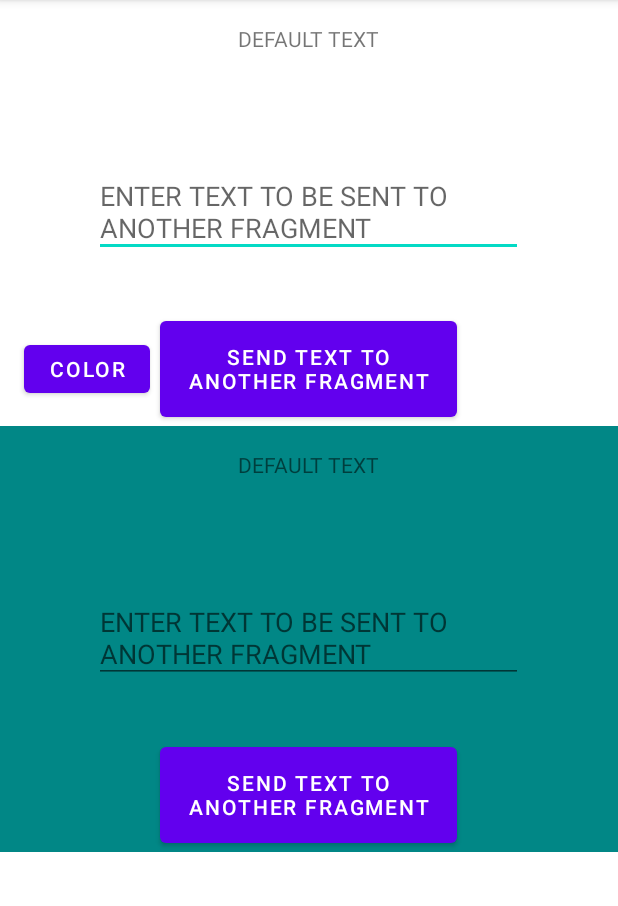
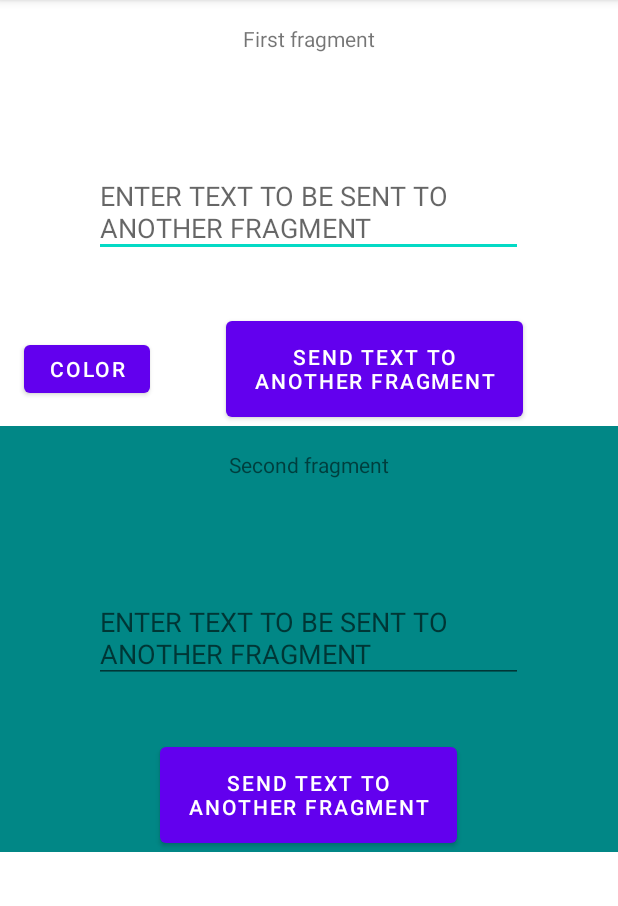
Before and after one commit to rrrRuslan/AndroidLessons, an Android app: the screen it shows after launch (MainActivity), after a tap on "SEND TEXT TO ANOTHER FRAGMENT", on a phone screen of 412 x 824 dp, the part 84-990 px from its top. Run offline under Robolectric (Android 15) with nearby library versions, the phone set to English and light mode, and no system bars.

Commit message:
Added communication between fragments by ViewModel

```diff
--- a/app/build.gradle
+++ b/app/build.gradle
@@ -40,6 +40,11 @@ dependencies {
     implementation 'com.google.android.material:material:1.3.0'
     implementation 'androidx.constraintlayout:constraintlayout:2.0.4'
     implementation 'androidx.legacy:legacy-support-v4:1.0.0'
+    // https://mvnrepository.com/artifact/androidx.activity/activity-ktx
+    implementation group: 'androidx.activity', name: 'activity-ktx', version: '1.3.0-alpha05'
+    implementation 'androidx.lifecycle:lifecycle-viewmodel-ktx:2.3.1'
+
+
     testImplementation 'junit:junit:4.+'
     androidTestImplementation 'androidx.test.ext:junit:1.1.2'
     androidTestImplementation 'androidx.test.espresso:espresso-core:3.3.0'
--- a/app/src/main/AndroidManifest.xml
+++ b/app/src/main/AndroidManifest.xml
@@ -8,6 +8,7 @@
         android:label="@string/app_name"
         android:roundIcon="@mipmap/ic_launcher_round"
         android:supportsRtl="true"
+        android:configChanges="orientation"
         android:theme="@style/Theme.MentorTask">
         <activity android:name=".MainActivity">
             <intent-filter>
--- a/app/src/main/java/com/example/mentortask/FirstFragment.kt
+++ b/app/src/main/java/com/example/mentortask/FirstFragment.kt
@@ -4,6 +4,7 @@ import android.content.Context
 import android.graphics.Color
 import android.os.Bundle
 import android.text.Editable
+import android.util.Log
 import android.view.LayoutInflater
 import android.view.View
 import android.view.ViewGroup
@@ -13,6 +14,7 @@ import android.widget.TextView
 import androidx.fragment.app.Fragment
 import androidx.lifecycle.Observer
 import androidx.lifecycle.ViewModelProvider
+import androidx.lifecycle.get
 
 // TODO: Rename parameter arguments, choose names that match
 // the fragment initialization parameters, e.g. ARG_ITEM_NUMBER
@@ -34,6 +36,8 @@ class FirstFragment : Fragment() {
     private lateinit var button: Button
     private lateinit var buttonColor: Button
 
+    lateinit var viewModel: SharedViewModel
+
 
     lateinit var mCallback: TextSendListener
 
@@ -46,18 +50,18 @@ class FirstFragment : Fragment() {
         this.mCallback = callback
     }
 
-    fun yourMethodofSendingText() {
-        //here you can get the text from the edit text or can use this method according to your need
+    fun myMethodOfSendingText() {
         mCallback.sendText(editText.text.toString())
     }
 
 
     override fun onCreate(savedInstanceState: Bundle?) {
         super.onCreate(savedInstanceState)
-        arguments?.let {
-            param1 = it.getString(ARG_PARAM1)
-            param2 = it.getString(ARG_PARAM2)
-        }
+
+//        viewModel = ViewModelProvider(this).get(SharedViewModel::class.java)
+        viewModel = activity?.run {
+            ViewModelProvider(this).get(SharedViewModel::class.java)
+        } ?: throw Exception("Invalid Activity")
     }
 
     override fun onCreateView(
@@ -65,29 +69,30 @@ class FirstFragment : Fragment() {
             savedInstanceState: Bundle?
     ): View? {
         // Inflate the layout for this fragment
-        var view =  inflater.inflate(R.layout.fragment_first, container, false)
+        var view = inflater.inflate(R.layout.fragment_first, container, false)
+
+
 
         textView = view.findViewById(R.id.fr1_text)
         editText = view.findViewById(R.id.fr1_input)
         button = view.findViewById(R.id.fr1_button)
         buttonColor = view.findViewById(R.id.colorButton)
 
+        textView.text = "First fragment"
+
+        viewModel.getText().observe(this, {
+            updateText(it)
+        } )
+
         buttonColor.setOnClickListener {
             val fragment = fragmentManager?.findFragmentById(R.id.container_b)
             fragment?.view?.setBackgroundColor(Color.RED)
         }
         button.setOnClickListener {
-//            viewModel.setText(editText.text.toString())
-/*
-            val bundle = Bundle()
-            bundle.putString("key", editText.text.toString())
-            var secondFragment = SecondFragment()
 
-            secondFragment.arguments = bundle
-            activity?.supportFragmentManager?.beginTransaction()?.replace(R.id.container_b, secondFragment)?.commit()*/
-
-            yourMethodofSendingText()
-
+//            myMethodOfSendingText()
+            Log.i("SENDING_TEXT_TO_ViewMOD", "onCreateView: ${editText.text.toString()}")
+            viewModel.setText(editText.text.toString())
         }
 
         return view
@@ -98,28 +103,8 @@ class FirstFragment : Fragment() {
 
     }
 
+    fun updateText(text: String) {
+        editText.setText(text)
+    }
 
-
-
-
-
-    companion object {
-        /**
-         * Use this factory method to create a new instance of
-         * this fragment using the provided parameters.
-         *
-         * @param param1 Parameter 1.
-         * @param param2 Parameter 2.
-         * @return A new instance of fragment FirstFragment.
-         */
-        // TODO: Rename and change types and number of parameters
-        @JvmStatic
-        fun newInstance(param1: String, param2: String) =
-            FirstFragment().apply {
-                arguments = Bundle().apply {
-                    putString(ARG_PARAM1, param1)
-                    putString(ARG_PARAM2, param2)
-                }
-            }
-    }
 }
--- a/app/src/main/java/com/example/mentortask/MainActivity.kt
+++ b/app/src/main/java/com/example/mentortask/MainActivity.kt
@@ -3,27 +3,26 @@ package com.example.mentortask
 import androidx.appcompat.app.AppCompatActivity
 import android.os.Bundle
 import androidx.fragment.app.Fragment
+import androidx.lifecycle.ViewModelProvider
 
 class MainActivity : AppCompatActivity(), FirstFragment.TextSendListener {
 
-    var textfield = ""
 
     override fun onCreate(savedInstanceState: Bundle?) {
         super.onCreate(savedInstanceState)
         setContentView(R.layout.activity_main)
 
 
-
         supportFragmentManager.beginTransaction()
-                .add(R.id.container_a, FirstFragment())
-                .add(R.id.container_b, SecondFragment())
-                .commit()
+            .add(R.id.container_a, FirstFragment())
+            .add(R.id.container_b, SecondFragment())
+            .commit()
 
     }
 
     override fun onAttachFragment(fragment: Fragment) {
         super.onAttachFragment(fragment)
-        if(fragment is FirstFragment)
+        if (fragment is FirstFragment)
             fragment.setOnTextSendListener(this)
     }
 
--- a/app/src/main/java/com/example/mentortask/SecondFragment.kt
+++ b/app/src/main/java/com/example/mentortask/SecondFragment.kt
@@ -1,6 +1,7 @@
 package com.example.mentortask
 
 import android.os.Bundle
+import android.util.Log
 import androidx.fragment.app.Fragment
 import android.view.LayoutInflater
 import android.view.View
@@ -8,6 +9,8 @@ import android.view.ViewGroup
 import android.widget.Button
 import android.widget.EditText
 import android.widget.TextView
+import androidx.lifecycle.Observer
+import androidx.lifecycle.ViewModelProvider
 
 // TODO: Rename parameter arguments, choose names that match
 // the fragment initialization parameters, e.g. ARG_ITEM_NUMBER
@@ -28,52 +31,50 @@ class SecondFragment : Fragment() {
     private lateinit var editText: EditText
     private lateinit var button: Button
 
+    lateinit var viewModel: SharedViewModel
+
     override fun onCreate(savedInstanceState: Bundle?) {
         super.onCreate(savedInstanceState)
-        arguments?.let {
-            param1 = it.getString(ARG_PARAM1)
-            param2 = it.getString(ARG_PARAM2)
-        }
+
+//        viewModel = ViewModelProvider(this).get(SharedViewModel::class.java)
+        viewModel = activity?.run {
+            ViewModelProvider(this).get(SharedViewModel::class.java)
+        } ?: throw Exception("Invalid Activity")
+
     }
 
     override fun onCreateView(
         inflater: LayoutInflater, container: ViewGroup?,
         savedInstanceState: Bundle?
     ): View? {
-        // Inflate the layout for this fragment
-        val view =  inflater.inflate(R.layout.fragment_second, container, false)
+        val view = inflater.inflate(R.layout.fragment_second, container, false)
 
         textView = view.findViewById(R.id.fr2_text)
         editText = view.findViewById(R.id.fr2_input)
-//        var bundle = this.arguments
-//        val receivedText = bundle?.getString("key")
-//        textView.text = receivedText
+        button = view.findViewById(R.id.fr2_button)
+
+        textView.text = "Second fragment"
+
+
+        viewModel.getText().observe(this, {
+            updateText(it)
+        } )
+
+        button.setOnClickListener {
+//            val string = viewModel.getText().value
+//            Log.i("DATA_GOT_FROM_VIEWMODEL", "onCreateView: $string")
+//            string?.let { updateText(it) }
+            Log.i("SENDING_TEXT_TO_ViewMOD", "onCreateView: ${editText.text.toString()}")
+            viewModel.setText(editText.text.toString())
+
+        }
 
         return view
     }
 
-    fun updateText(text:String){
+    fun updateText(text: String) {
         editText.setText(text)
     }
 
 
-    companion object {
-        /**
-         * Use this factory method to create a new instance of
-         * this fragment using the provided parameters.
-         *
-         * @param param1 Parameter 1.
-         * @param param2 Parameter 2.
-         * @return A new instance of fragment SecondFragment.
-         */
-        // TODO: Rename and change types and number of parameters
-        @JvmStatic
-        fun newInstance(param1: String, param2: String) =
-            SecondFragment().apply {
-                arguments = Bundle().apply {
-                    putString(ARG_PARAM1, param1)
-                    putString(ARG_PARAM2, param2)
-                }
-            }
-    }
 }
--- a/app/src/main/java/com/example/mentortask/SharedViewModel.kt
+++ b/app/src/main/java/com/example/mentortask/SharedViewModel.kt
@@ -7,13 +7,13 @@ import androidx.lifecycle.ViewModel
 
 class SharedViewModel : ViewModel() {
 
-    private val text = MutableLiveData<CharSequence>()
+    private val text = MutableLiveData<String>()
 
-    fun setText(input: CharSequence) {
+    fun setText(input: String) {
         text.value = input
     }
 
-    fun getText(): LiveData<CharSequence> {
+    fun getText(): LiveData<String> {
         return text
     }
 
--- a/app/src/main/res/layout/fragment_first.xml
+++ b/app/src/main/res/layout/fragment_first.xml
@@ -26,7 +26,7 @@
         android:layout_marginTop="208dp"
         android:text="@string/send_button_name"
         app:layout_constraintEnd_toEndOf="parent"
-        app:layout_constraintHorizontal_bias="0.497"
+        app:layout_constraintHorizontal_bias="0.704"
         app:layout_constraintStart_toStartOf="parent"
         app:layout_constraintTop_toTopOf="parent" />
 
```
